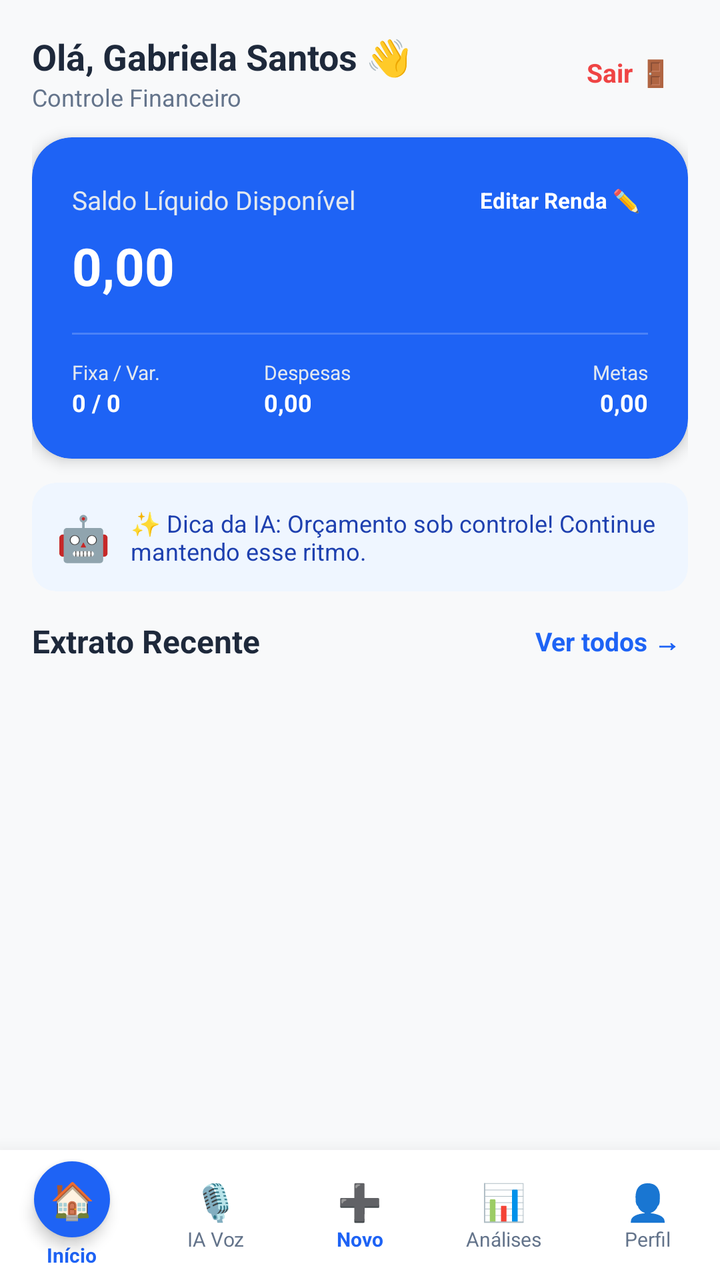
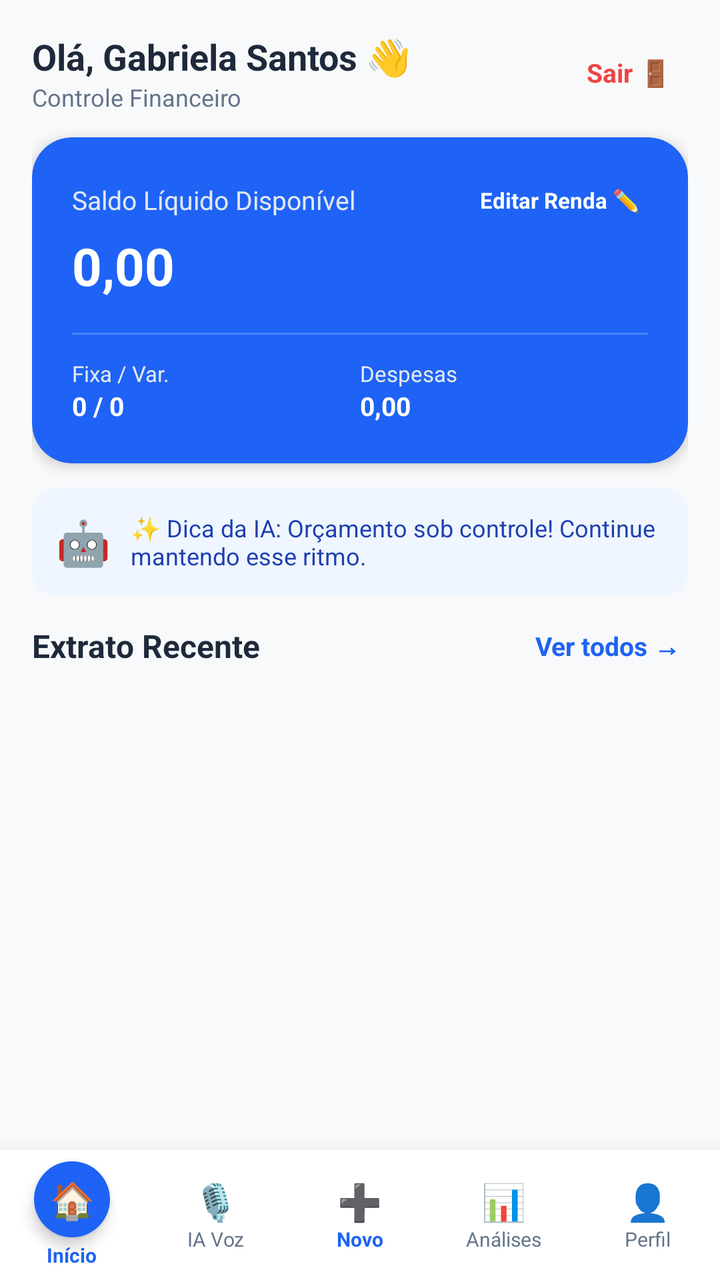

Screens rendered from an Android XML layout before and after an edit, with the pre-edit source and the edit as a unified diff.
<!-- AndroidManifest.xml: application theme Theme.MeuControle -->
<!-- res/layout/activity_home.xml -->
<?xml version="1.0" encoding="utf-8"?>
<androidx.coordinatorlayout.widget.CoordinatorLayout
    xmlns:android="http://schemas.android.com/apk/res/android"
    xmlns:app="http://schemas.android.com/apk/res-auto"
    android:layout_width="match_parent"
    android:layout_height="match_parent"
    android:fitsSystemWindows="true"
    android:background="#F8F9FA">

    
    <ScrollView
        android:layout_width="match_parent"
        android:layout_height="match_parent"
        android:clipToPadding="false"
        android:paddingBottom="75dp"
        android:fillViewport="true">

        <LinearLayout
            android:layout_width="match_parent"
            android:layout_height="wrap_content"
            android:orientation="vertical"
            android:padding="16dp">

            
            <LinearLayout
                android:layout_width="match_parent"
                android:layout_height="wrap_content"
                android:orientation="horizontal"
                android:paddingBottom="12dp"
                android:gravity="center_vertical">

                <LinearLayout
                    android:layout_width="0dp"
                    android:layout_height="wrap_content"
                    android:layout_weight="1"
                    android:orientation="vertical">
                    <TextView
                        android:layout_width="wrap_content"
                        android:layout_height="wrap_content"
                        android:text="Olá, Gabriela Santos 👋"
                        android:textSize="18sp"
                        android:textStyle="bold"
                        android:textColor="#1E293B" />
                    <TextView
                        android:layout_width="wrap_content"
                        android:layout_height="wrap_content"
                        android:text="Controle Financeiro"
                        android:textSize="12sp"
                        android:textColor="#64748B" />
                </LinearLayout>

                <TextView
                    android:id="@+id/btnSair"
                    android:layout_width="wrap_content"
                    android:layout_height="wrap_content"
                    android:text="Sair 🚪"
                    android:textSize="13sp"
                    android:textColor="#EF4444"
                    android:textStyle="bold"
                    android:padding="8dp" />
            </LinearLayout>

            
            <androidx.cardview.widget.CardView
                android:layout_width="match_parent"
                android:layout_height="wrap_content"
                app:cardCornerRadius="20dp"
                app:cardElevation="4dp"
                app:cardBackgroundColor="#1E63F5"
                android:layout_marginBottom="12dp">

                <LinearLayout
                    android:layout_width="match_parent"
                    android:layout_height="wrap_content"
                    android:orientation="vertical"
                    android:padding="20dp">

                    <LinearLayout
                        android:layout_width="match_parent"
                        android:layout_height="wrap_content"
                        android:orientation="horizontal"
                        android:gravity="center_vertical"
                        android:layout_marginBottom="4dp">

                        <TextView
                            android:layout_width="0dp"
                            android:layout_height="wrap_content"
                            android:layout_weight="1"
                            android:text="Saldo Líquido Disponível"
                            android:textSize="13sp"
                            android:textColor="#E2E8F0" />

                        <TextView
                            android:id="@+id/btnEditarRenda"
                            android:layout_width="wrap_content"
                            android:layout_height="wrap_content"
                            android:text="Editar Renda ✏️"
                            android:textSize="11sp"
                            android:textStyle="bold"
                            android:textColor="@android:color/white"
                            android:padding="4dp" />
                    </LinearLayout>

                    <TextView
                        android:id="@+id/txtSaldoDisponivel"
                        android:layout_width="wrap_content"
                        android:layout_height="wrap_content"
                        android:text="0,00"
                        android:textSize="26sp"
                        android:textStyle="bold"
                        android:textColor="@android:color/white"
                        android:layout_marginBottom="16dp" />

                    <View
                        android:layout_width="match_parent"
                        android:layout_height="1dp"
                        android:background="#33FFFFFF"
                        android:layout_marginBottom="12dp" />

                    <LinearLayout
                        android:layout_width="match_parent"
                        android:layout_height="wrap_content"
                        android:orientation="horizontal"
                        android:weightSum="3">

                        <LinearLayout
                            android:layout_width="0dp"
                            android:layout_height="wrap_content"
                            android:layout_weight="1"
                            android:orientation="vertical">
                            <TextView android:layout_width="wrap_content" android:layout_height="wrap_content" android:text="Fixa / Var." android:textSize="10sp" android:textColor="#E2E8F0" />
                            <TextView android:id="@+id/txtRendaFixaVar" android:layout_width="wrap_content" android:layout_height="wrap_content" android:text="0 / 0" android:textSize="12sp" android:textStyle="bold" android:textColor="@android:color/white" />
                        </LinearLayout>

                        <LinearLayout
                            android:layout_width="0dp"
                            android:layout_height="wrap_content"
                            android:layout_weight="1"
                            android:orientation="vertical">
                            <TextView android:layout_width="wrap_content" android:layout_height="wrap_content" android:text="Despesas" android:textSize="10sp" android:textColor="#E2E8F0" />
                            <TextView android:id="@+id/txtTotalDespesas" android:layout_width="wrap_content" android:layout_height="wrap_content" android:text="0,00" android:textSize="12sp" android:textStyle="bold" android:textColor="@android:color/white" />
                        </LinearLayout>

                        <LinearLayout
                            android:layout_width="0dp"
                            android:layout_height="wrap_content"
                            android:layout_weight="1"
                            android:orientation="vertical"
                            android:gravity="end">
                            <TextView android:layout_width="wrap_content" android:layout_height="wrap_content" android:text="Metas" android:textSize="10sp" android:textColor="#E2E8F0" />
                            <TextView android:id="@+id/txtTotalMetas" android:layout_width="wrap_content" android:layout_height="wrap_content" android:text="0,00" android:textSize="12sp" android:textStyle="bold" android:textColor="@android:color/white" />
                        </LinearLayout>

                    </LinearLayout>

                </LinearLayout>
            </androidx.cardview.widget.CardView>

            
            <androidx.cardview.widget.CardView
                android:id="@+id/cardDicaIA"
                android:layout_width="match_parent"
                android:layout_height="wrap_content"
                app:cardCornerRadius="12dp"
                app:cardElevation="0dp"
                app:cardBackgroundColor="#EFF6FF"
                android:layout_marginBottom="12dp">

                <LinearLayout
                    android:layout_width="match_parent"
                    android:layout_height="wrap_content"
                    android:orientation="horizontal"
                    android:padding="12dp"
                    android:gravity="center_vertical">

                    <TextView android:layout_width="wrap_content" android:layout_height="wrap_content" android:text="🤖" android:textSize="22sp" android:layout_marginEnd="10dp" />

                    <TextView
                        android:id="@+id/txtDicaIA"
                        android:layout_width="match_parent"
                        android:layout_height="wrap_content"
                        android:text="✨ Dica da IA: Orçamento sob controle! Continue mantendo esse ritmo."
                        android:textSize="12sp"
                        android:textColor="#1E40AF"
                        android:textStyle="normal" />
                </LinearLayout>
            </androidx.cardview.widget.CardView>

            
            <LinearLayout
                android:layout_width="match_parent"
                android:layout_height="wrap_content"
                android:orientation="horizontal"
                android:gravity="center_vertical"
                android:layout_marginBottom="8dp">

                <TextView
                    android:layout_width="0dp"
                    android:layout_height="wrap_content"
                    android:layout_weight="1"
                    android:text="Extrato Recente"
                    android:textSize="16sp"
                    android:textStyle="bold"
                    android:textColor="#1E293B" />

                <TextView
                    android:id="@+id/btnVerTodos"
                    android:layout_width="wrap_content"
                    android:layout_height="wrap_content"
                    android:text="Ver todos →"
                    android:textSize="13sp"
                    android:textColor="#1E63F5"
                    android:textStyle="bold"
                    android:background="?attr/selectableItemBackground"
                    android:padding="4dp"
                    android:clickable="true"
                    android:focusable="true" />
            </LinearLayout>

            
            <androidx.recyclerview.widget.RecyclerView
                android:layout_width="match_parent"
                android:layout_height="wrap_content"
                android:id="@+id/recyclerViewGastos"
                android:nestedScrollingEnabled="false" />

        </LinearLayout>
    </ScrollView>

    
    <LinearLayout
        android:layout_width="match_parent"
        android:layout_height="65dp"
        android:layout_gravity="bottom"
        android:background="@android:color/white"
        android:elevation="16dp"
        android:orientation="horizontal"
        android:weightSum="5"
        android:gravity="center_vertical">

        
        <LinearLayout
            android:id="@+id/btnMenuInicio"
            android:layout_width="0dp"
            android:layout_height="match_parent"
            android:layout_weight="1"
            android:orientation="vertical"
            android:gravity="center"
            android:background="?attr/selectableItemBackground"
            android:clickable="true"
            android:focusable="true">

            <FrameLayout
                android:layout_width="38dp"
                android:layout_height="38dp"
                android:layout_marginBottom="2dp"
                android:background="@drawable/bg_circle_blue"
                android:elevation="4dp"
                android:gravity="center">
                <TextView
                    android:layout_width="match_parent"
                    android:layout_height="match_parent"
                    android:text="🏠"
                    android:textSize="18sp"
                    android:gravity="center"/>
            </FrameLayout>

            <TextView
                android:layout_width="wrap_content"
                android:layout_height="wrap_content"
                android:text="Início"
                android:textSize="10sp"
                android:textColor="#1E63F5"
                android:textStyle="bold"/>
        </LinearLayout>

        
        <LinearLayout
            android:id="@+id/btnMenuIa"
            android:layout_width="0dp"
            android:layout_height="match_parent"
            android:layout_weight="1"
            android:orientation="vertical"
            android:gravity="center"
            android:background="?attr/selectableItemBackground"
            android:clickable="true"
            android:focusable="true">
            <TextView android:layout_width="wrap_content" android:layout_height="wrap_content" android:text="🎙️" android:textSize="18sp"/>
            <TextView android:layout_width="wrap_content" android:layout_height="wrap_content" android:text="IA Voz" android:textSize="10sp" android:textColor="#64748B"/>
        </LinearLayout>

        
        <LinearLayout
            android:id="@+id/btnMenuAdicionar"
            android:layout_width="0dp"
            android:layout_height="match_parent"
            android:layout_weight="1"
            android:orientation="vertical"
            android:gravity="center"
            android:background="?attr/selectableItemBackground"
            android:clickable="true"
            android:focusable="true">
            <TextView android:layout_width="wrap_content" android:layout_height="wrap_content" android:text="➕" android:textSize="18sp" android:textColor="#1E63F5"/>
            <TextView android:layout_width="wrap_content" android:layout_height="wrap_content" android:text="Novo" android:textSize="10sp" android:textColor="#1E63F5" android:textStyle="bold"/>
        </LinearLayout>

        
        <LinearLayout
            android:id="@+id/btnMenuAnalises"
            android:layout_width="0dp"
            android:layout_height="match_parent"
            android:layout_weight="1"
            android:orientation="vertical"
            android:gravity="center"
            android:background="?attr/selectableItemBackground"
            android:clickable="true"
            android:focusable="true">
            <TextView android:layout_width="wrap_content" android:layout_height="wrap_content" android:text="📊" android:textSize="18sp"/>
            <TextView android:layout_width="wrap_content" android:layout_height="wrap_content" android:text="Análises" android:textSize="10sp" android:textColor="#64748B"/>
        </LinearLayout>

        
        <LinearLayout
            android:id="@+id/btnMenuPerfil"
            android:layout_width="0dp"
            android:layout_height="match_parent"
            android:layout_weight="1"
            android:orientation="vertical"
            android:gravity="center"
            android:background="?attr/selectableItemBackground"
            android:clickable="true"
            android:focusable="true">
            <TextView android:layout_width="wrap_content" android:layout_height="wrap_content" android:text="👤" android:textSize="18sp"/>
            <TextView android:layout_width="wrap_content" android:layout_height="wrap_content" android:text="Perfil" android:textSize="10sp" android:textColor="#64748B"/>
        </LinearLayout>

    </LinearLayout>

</androidx.coordinatorlayout.widget.CoordinatorLayout>
<!-- resources referenced by this layout -->
<resources>
  <!-- drawable bg_circle_blue (drawable) -->
  <?xml version="1.0" encoding="utf-8"?>
  <shape xmlns:android="http://schemas.android.com/apk/res/android"
      android:shape="oval">
      <solid android:color="#1E63F5" />
  </shape>
  <style name="Theme.MeuControle" parent="Base.Theme.MeuControle" />
  <style name="Base.Theme.MeuControle" parent="Theme.Material3.DayNight.NoActionBar">
          
          <item name="colorPrimary">#1E63F5</item>
          <item name="colorOnPrimary">@android:color/white</item>
  
          
          <item name="android:statusBarColor">#1E63F5</item>
  
          
          <item name="colorSecondary">#1E63F5</item>
      </style>
</resources>

<!-- the commit's change to res/layout/activity_home.xml (unified diff, before → after) -->
@@ -117,19 +117,20 @@
                         android:background="#33FFFFFF"
                         android:layout_marginBottom="12dp" />
 
+                    
                     <LinearLayout
                         android:layout_width="match_parent"
                         android:layout_height="wrap_content"
                         android:orientation="horizontal"
-                        android:weightSum="3">
+                        android:weightSum="2">
 
                         <LinearLayout
                             android:layout_width="0dp"
                             android:layout_height="wrap_content"
                             android:layout_weight="1"
                             android:orientation="vertical">
-                            <TextView android:layout_width="wrap_content" android:layout_height="wrap_content" android:text="Fixa / Var." android:textSize="10sp" android:textColor="#E2E8F0" />
-                            <TextView android:id="@+id/txtRendaFixaVar" android:layout_width="wrap_content" android:layout_height="wrap_content" android:text="0 / 0" android:textSize="12sp" android:textStyle="bold" android:textColor="@android:color/white" />
+                            <TextView android:layout_width="wrap_content" android:layout_height="wrap_content" android:text="Fixa / Var." android:textSize="11sp" android:textColor="#E2E8F0" />
+                            <TextView android:id="@+id/txtRendaFixaVar" android:layout_width="wrap_content" android:layout_height="wrap_content" android:text="0 / 0" android:textSize="13sp" android:textStyle="bold" android:textColor="@android:color/white" />
                         </LinearLayout>
 
                         <LinearLayout
@@ -137,18 +138,8 @@
                             android:layout_height="wrap_content"
                             android:layout_weight="1"
                             android:orientation="vertical">
-                            <TextView android:layout_width="wrap_content" android:layout_height="wrap_content" android:text="Despesas" android:textSize="10sp" android:textColor="#E2E8F0" />
-                            <TextView android:id="@+id/txtTotalDespesas" android:layout_width="wrap_content" android:layout_height="wrap_content" android:text="0,00" android:textSize="12sp" android:textStyle="bold" android:textColor="@android:color/white" />
-                        </LinearLayout>
-
-                        <LinearLayout
-                            android:layout_width="0dp"
-                            android:layout_height="wrap_content"
-                            android:layout_weight="1"
-                            android:orientation="vertical"
-                            android:gravity="end">
-                            <TextView android:layout_width="wrap_content" android:layout_height="wrap_content" android:text="Metas" android:textSize="10sp" android:textColor="#E2E8F0" />
-                            <TextView android:id="@+id/txtTotalMetas" android:layout_width="wrap_content" android:layout_height="wrap_content" android:text="0,00" android:textSize="12sp" android:textStyle="bold" android:textColor="@android:color/white" />
+                            <TextView android:layout_width="wrap_content" android:layout_height="wrap_content" android:text="Despesas" android:textSize="11sp" android:textColor="#E2E8F0" />
+                            <TextView android:id="@+id/txtTotalDespesas" android:layout_width="wrap_content" android:layout_height="wrap_content" android:text="0,00" android:textSize="13sp" android:textStyle="bold" android:textColor="@android:color/white" />
                         </LinearLayout>
 
                     </LinearLayout>
